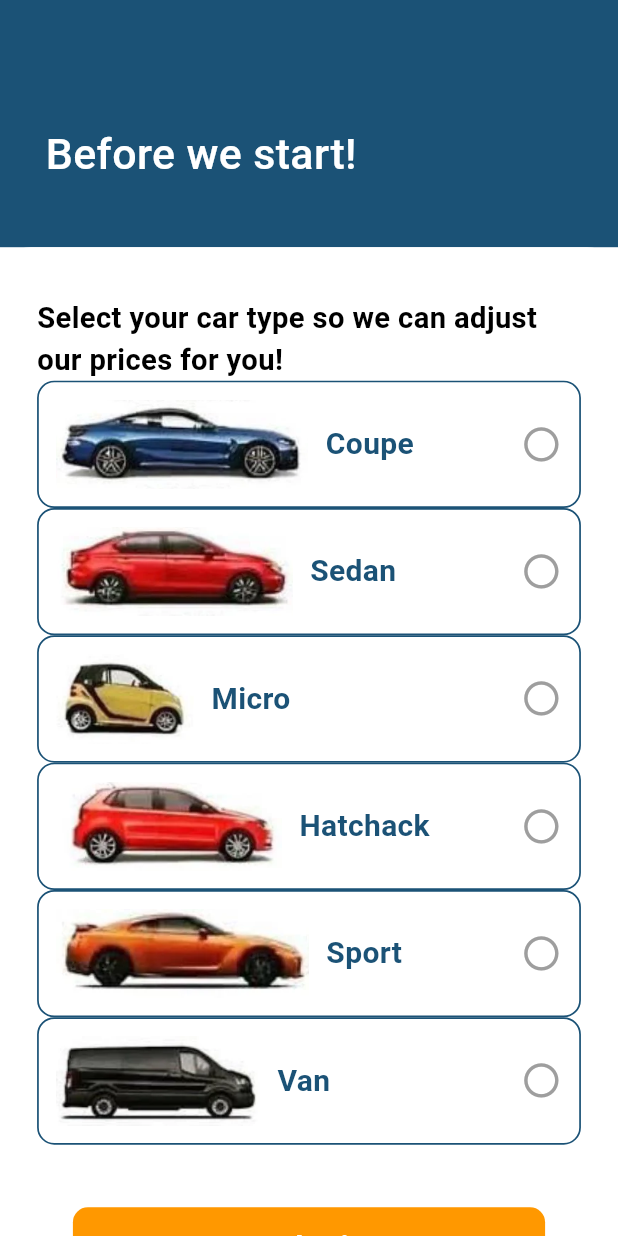
After one commit to kareemtoson12/car-wash, a Flutter app: the CarTypeView screen opened directly, on a phone screen of 412 x 824 dp. The commit adds this screen. Run offline on Flutter 3.47's test engine with Material 3 defaults, Android fonts, the phone set to English and light mode, and no system bars; our stand-ins replace cloud_firestore, device_preview, firebase_auth, firebase_core, flutter_custom_clippers, flutter_map and 10 more; accounts and stored records are empty.

Commit message:
car type1

```diff
--- a/lib/features/main_screen.dart/view.dart
+++ b/lib/features/main_screen.dart/view.dart
@@ -1,5 +1,6 @@
 import 'package:clean_wash/features/HomePage/NaiveBar/Naivebar_view.dart';
 import 'package:clean_wash/features/onboarding/view.dart';
+import 'package:clean_wash/features/registration/car_type/car_type_view.dart';
 import 'package:clean_wash/features/registration/create_account/create_account_view.dart';
 import 'package:clean_wash/features/registration/signin/signin_view.dart';
 import 'package:clean_wash/features/splashScreen/view.dart';
@@ -19,7 +20,7 @@ class MyApp extends StatelessWidget {
         builder: DevicePreview.appBuilder,
         debugShowCheckedModeBanner: false,
         //home:SplashView(),
-         home:CreateAccountView(),
+         home: CarTypeView(),
       ),
     );
   }
--- /dev/null
+++ b/lib/features/registration/car_type/car_type_controller.dart
@@ -0,0 +1,9 @@
+import 'package:get/get.dart';
+
+class CarTypeController extends GetxController {
+  var selectedCarType = ''.obs;
+
+  void changeCarType(String value) {
+    selectedCarType.value = value;
+  }
+}
--- /dev/null
+++ b/lib/features/registration/car_type/car_type_view.dart
@@ -0,0 +1,182 @@
+import 'package:clean_wash/features/HomePage/NaiveBar/Naivebar_view.dart';
+import 'package:clean_wash/features/registration/car_type/car_type_controller.dart';
+import 'package:flutter/material.dart';
+import 'package:flutter_screenutil/flutter_screenutil.dart';
+import 'package:get/get.dart';
+import '../../../core/colors_manger.dart';
+import '../../../core/styels_manger.dart';
+import '../../../core/widgets/NextButton.dart';
+
+class CarTypeView extends StatelessWidget {
+  CarTypeView({super.key});
+
+  final CarTypeController carTypeController = Get.put(CarTypeController());
+
+  @override
+  Widget build(BuildContext context) {
+    final mediaQuery = MediaQuery.of(context);
+    final screenHeight = mediaQuery.size.height;
+    final screenWidth = mediaQuery.size.width;
+
+    return Scaffold(
+      backgroundColor: ColorsManger.white,
+      body: SingleChildScrollView(
+        child: Column(
+          children: [
+            Container(
+              height: screenHeight * 0.20,
+              color: ColorsManger.darkblue,
+              child: Center(
+                child: Padding(
+                  padding: EdgeInsets.only(
+                    left: screenWidth * 0.001,
+                    right: screenWidth * 0.35,
+                    top: screenHeight * 0.1,
+                    bottom: screenHeight * 0.05,
+                  ),
+                  child:
+                      Text('Before we start!', style: StylesManager.headline3),
+                ),
+              ),
+            ),
+            Container(
+              width: screenWidth,
+              decoration: BoxDecoration(
+                color: ColorsManger.white,
+                borderRadius: BorderRadius.only(
+                  topLeft: Radius.circular(screenWidth * 0.05),
+                  topRight: Radius.circular(screenWidth * 0.05),
+                ),
+              ),
+              child: Padding(
+                padding: EdgeInsets.symmetric(
+                  vertical: screenHeight * 0.04,
+                  horizontal: screenWidth * 0.06,
+                ),
+                child: Column(
+                  crossAxisAlignment: CrossAxisAlignment.start,
+                  children: [
+                    Text(
+                      'Select your car type so we can adjust our prices for you!',
+                      style: StylesManager.bodyText1,
+                    ),
+                    Column(
+                      children: [
+                        GestureDetector(
+                          onTap: () {
+                            carTypeController.changeCarType('Coupe');
+                          },
+                          child: buildServiceOption(
+                            carImage: 'images/coupe.png',
+                            carName: 'Coupe',
+                            value: 'Coupe',
+                          ),
+                        ),
+                        GestureDetector(
+                          onTap: () {
+                            carTypeController.changeCarType('Sedan');
+                          },
+                          child: buildServiceOption(
+                            carImage: 'images/sedan.png',
+                            carName: 'Sedan',
+                            value: 'Sedan',
+                          ),
+                        ),
+                        GestureDetector(
+                          onTap: () {
+                            carTypeController.changeCarType('Micro');
+                          },
+                          child: buildServiceOption(
+                            carImage: 'images/micro.png',
+                            carName: 'Micro',
+                            value: 'Micro',
+                          ),
+                        ),
+                        GestureDetector(
+                          onTap: () {
+                            carTypeController.changeCarType('Hatchack');
+                          },
+                          child: buildServiceOption(
+                            carImage: 'images/hatchback.png',
+                            carName: 'Hatchack',
+                            value: 'Hatchack',
+                          ),
+                        ),
+                        GestureDetector(
+                          onTap: () {
+                            carTypeController.changeCarType('Sport');
+                          },
+                          child: buildServiceOption(
+                            carImage: 'images/sport.png',
+                            carName: 'Sport',
+                            value: 'Sport',
+                          ),
+                        ),
+                        GestureDetector(
+                          onTap: () {
+                            carTypeController.changeCarType('Van');
+                          },
+                          child: buildServiceOption(
+                            carImage: 'images/van.png',
+                            carName: 'Van',
+                            value: 'Van',
+                          ),
+                        ),
+                        SizedBox(height: 20.h),
+                        NextButton("Submit", NaivebarView()),
+                      ],
+                    ),
+                  ],
+                ),
+              ),
+            ),
+          ],
+        ),
+      ),
+    );
+  }
+
+  Widget buildServiceOption({
+    required String carImage,
+    required String carName,
+    required String value,
+  }) {
+    return Obx(
+      () {
+        final isSelected = carTypeController.selectedCarType.value == value;
+        return Container(
+          padding: EdgeInsets.all(10.r),
+          decoration: BoxDecoration(
+            border: Border.all(
+                width: isSelected ? 2.w : 1.w, color: ColorsManger.darkblue),
+            borderRadius: BorderRadius.circular(10.r),
+          ),
+          child: Row(
+            children: [
+              Image.asset(
+                carImage,
+                height: 50.h,
+              ),
+              SizedBox(width: 10.w),
+              Expanded(
+                child: Text(
+                  carName,
+                  style: TextStyle(
+                      color: ColorsManger.darkblue,
+                      fontSize: 20.spMin,
+                      fontWeight: FontWeight.bold),
+                ),
+              ),
+              SizedBox(width: 10.w),
+              Icon(
+                isSelected ? Icons.check_circle : Icons.radio_button_unchecked,
+                color: isSelected ? ColorsManger.darkblue : Colors.grey,
+                size: 24.r,
+              ),
+            ],
+          ),
+        );
+      },
+    );
+  }
+}
--- a/lib/features/registration/widgets/custom_textfield.dart
+++ b/lib/features/registration/widgets/custom_textfield.dart
@@ -23,6 +23,14 @@ class CustomTextField extends StatefulWidget {
 }
 
 class _CustomTextFieldState extends State<CustomTextField> {
+  late bool _obscureText;
+
+  @override
+  void initState() {
+    super.initState();
+    _obscureText = widget.obscureText;
+  }
+
   @override
   Widget build(BuildContext context) {
     return TextField(
@@ -30,24 +38,21 @@ class _CustomTextFieldState extends State<CustomTextField> {
       style: StylesManager.bodyText3,
       cursorColor: ColorsManger.grey,
       keyboardType: TextInputType.visiblePassword,
-      obscureText: widget.obscureText,
+      obscureText: _obscureText,
       decoration: InputDecoration(
         labelText: widget.hintText,
         labelStyle: StylesManager.bodyText3,
         suffixIcon: widget.obscureText
             ? IconButton(
                 onPressed: () {
-                  if (widget.obscureText) {
-                    setState(() {
-                      widget.obscureText == false;
-                    });
-                  } else {
-                    setState(() {
-                      widget.obscureText == true;
-                    });
-                  }
+                  setState(() {
+                    _obscureText = !_obscureText;
+                  });
                 },
-                icon: const Icon(Icons.remove_red_eye))
+                icon: Icon(
+                  _obscureText ? Icons.visibility_off : Icons.visibility,
+                ),
+              )
             : null,
         border: OutlineInputBorder(
           borderSide: BorderSide(color: ColorsManger.grey),
```
Also changed, not shown: images/cars.png (added), images/coupe.png (added), images/hatchback.png (added), images/micro.png (added), images/sedan.png (added), images/sport.png (added), images/van.png (added).
